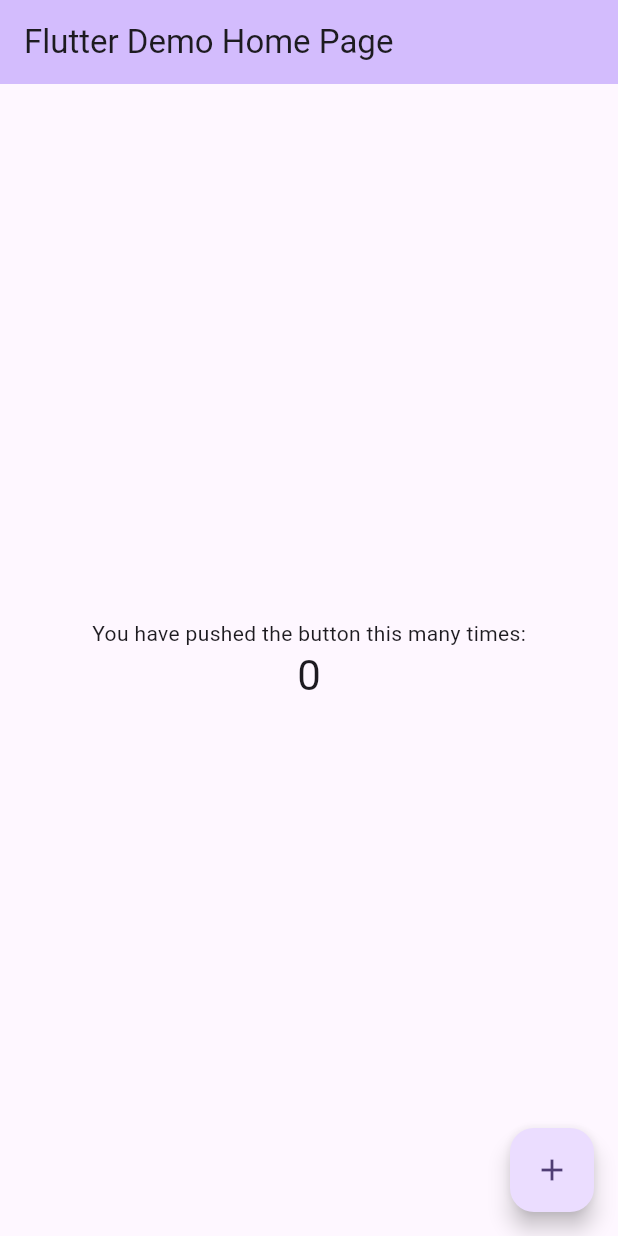
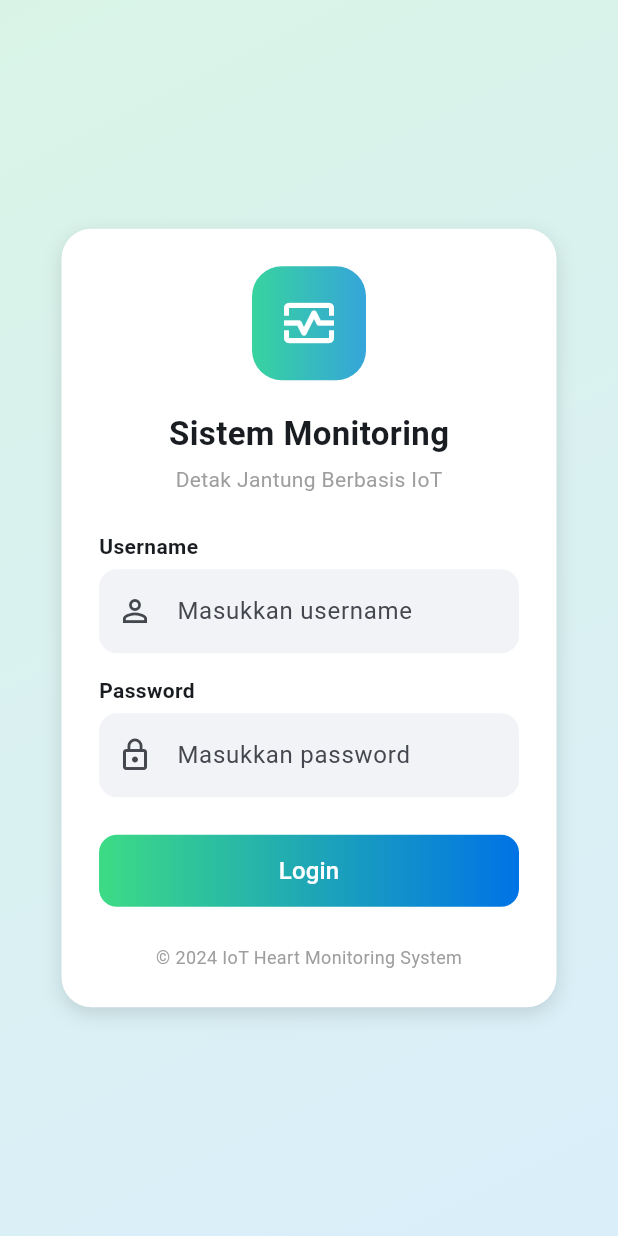
Before and after one commit to icarusnp1/iot-tubes, a Flutter app: the screen it shows after launch, on a phone screen of 412 x 824 dp. Run offline on Flutter 3.47's test engine with Material 3 defaults, Android fonts, the phone set to English and light mode, and no system bars.

Commit message:
mobile-halamanlogin

```diff
--- a/mobile/lib/main.dart
+++ b/mobile/lib/main.dart
@@ -1,4 +1,5 @@
 import 'package:flutter/material.dart';
+import 'pages/login_page.dart';
 
 void main() {
   runApp(const MyApp());
@@ -7,116 +8,19 @@ void main() {
 class MyApp extends StatelessWidget {
   const MyApp({super.key});
 
-  // This widget is the root of your application.
   @override
   Widget build(BuildContext context) {
     return MaterialApp(
-      title: 'Flutter Demo',
+      debugShowCheckedModeBanner: false,
+      title: 'IoT Heart Monitoring',
       theme: ThemeData(
-        // This is the theme of your application.
-        //
-        // TRY THIS: Try running your application with "flutter run". You'll see
-        // the application has a purple toolbar. Then, without quitting the app,
-        // try changing the seedColor in the colorScheme below to Colors.green
-        // and then invoke "hot reload" (save your changes or press the "hot
-        // reload" button in a Flutter-supported IDE, or press "r" if you used
-        // the command line to start the app).
-        //
-        // Notice that the counter didn't reset back to zero; the application
-        // state is not lost during the reload. To reset the state, use hot
-        // restart instead.
-        //
-        // This works for code too, not just values: Most code changes can be
-        // tested with just a hot reload.
-        colorScheme: ColorScheme.fromSeed(seedColor: Colors.deepPurple),
+        useMaterial3: true,
+        fontFamily: 'Roboto',
+        colorScheme: ColorScheme.fromSeed(
+          seedColor: const Color(0xFF0073E6),
+        ),
       ),
-      home: const MyHomePage(title: 'Flutter Demo Home Page'),
+      home: const LoginPage(),
     );
   }
 }
-
-class MyHomePage extends StatefulWidget {
-  const MyHomePage({super.key, required this.title});
-
-  // This widget is the home page of your application. It is stateful, meaning
-  // that it has a State object (defined below) that contains fields that affect
-  // how it looks.
-
-  // This class is the configuration for the state. It holds the values (in this
-  // case the title) provided by the parent (in this case the App widget) and
-  // used by the build method of the State. Fields in a Widget subclass are
-  // always marked "final".
-
-  final String title;
-
-  @override
-  State<MyHomePage> createState() => _MyHomePageState();
-}
-
-class _MyHomePageState extends State<MyHomePage> {
-  int _counter = 0;
-
-  void _incrementCounter() {
-    setState(() {
-      // This call to setState tells the Flutter framework that something has
-      // changed in this State, which causes it to rerun the build method below
-      // so that the display can reflect the updated values. If we changed
-      // _counter without calling setState(), then the build method would not be
-      // called again, and so nothing would appear to happen.
-      _counter++;
-    });
-  }
-
-  @override
-  Widget build(BuildContext context) {
-    // This method is rerun every time setState is called, for instance as done
-    // by the _incrementCounter method above.
-    //
-    // The Flutter framework has been optimized to make rerunning build methods
-    // fast, so that you can just rebuild anything that needs updating rather
-    // than having to individually change instances of widgets.
-    return Scaffold(
-      appBar: AppBar(
-        // TRY THIS: Try changing the color here to a specific color (to
-        // Colors.amber, perhaps?) and trigger a hot reload to see the AppBar
-        // change color while the other colors stay the same.
-        backgroundColor: Theme.of(context).colorScheme.inversePrimary,
-        // Here we take the value from the MyHomePage object that was created by
-        // the App.build method, and use it to set our appbar title.
-        title: Text(widget.title),
-      ),
-      body: Center(
-        // Center is a layout widget. It takes a single child and positions it
-        // in the middle of the parent.
-        child: Column(
-          // Column is also a layout widget. It takes a list of children and
-          // arranges them vertically. By default, it sizes itself to fit its
-          // children horizontally, and tries to be as tall as its parent.
-          //
-          // Column has various properties to control how it sizes itself and
-          // how it positions its children. Here we use mainAxisAlignment to
-          // center the children vertically; the main axis here is the vertical
-          // axis because Columns are vertical (the cross axis would be
-          // horizontal).
-          //
-          // TRY THIS: Invoke "debug painting" (choose the "Toggle Debug Paint"
-          // action in the IDE, or press "p" in the console), to see the
-          // wireframe for each widget.
-          mainAxisAlignment: MainAxisAlignment.center,
-          children: <Widget>[
-            const Text('You have pushed the button this many times:'),
-            Text(
-              '$_counter',
-              style: Theme.of(context).textTheme.headlineMedium,
-            ),
-          ],
-        ),
-      ),
-      floatingActionButton: FloatingActionButton(
-        onPressed: _incrementCounter,
-        tooltip: 'Increment',
-        child: const Icon(Icons.add),
-      ), // This trailing comma makes auto-formatting nicer for build methods.
-    );
-  }
-}
--- /dev/null
+++ b/mobile/lib/pages/home_page.dart
@@ -0,0 +1,20 @@
+import 'package:flutter/material.dart';
+
+class HomePage extends StatelessWidget {
+  const HomePage({super.key});
+
+  @override
+  Widget build(BuildContext context) {
+    return Scaffold(
+      appBar: AppBar(
+        title: const Text("Dashboard Sistem Monitoring"),
+      ),
+      body: const Center(
+        child: Text(
+          "Selamat datang di dashboard!",
+          style: TextStyle(fontSize: 20),
+        ),
+      ),
+    );
+  }
+}
--- /dev/null
+++ b/mobile/lib/pages/login_page.dart
@@ -0,0 +1,190 @@
+import 'package:flutter/material.dart';
+import 'home_page.dart';
+
+class LoginPage extends StatefulWidget {
+  const LoginPage({super.key});
+
+  @override
+  State<LoginPage> createState() => _LoginPageState();
+}
+
+class _LoginPageState extends State<LoginPage> {
+  final TextEditingController userC = TextEditingController();
+  final TextEditingController passC = TextEditingController();
+
+  void login() {
+    String user = userC.text;
+    String pass = passC.text;
+
+    if (user == "admin" && pass == "12345") {
+      // berpindah halaman
+      Navigator.pushReplacement(
+        context,
+        MaterialPageRoute(builder: (_) => const HomePage()),
+      );
+    } else {
+      // tampilkan pesan
+      ScaffoldMessenger.of(context).showSnackBar(
+        const SnackBar(
+          content: Text("Username atau password salah!"),
+          backgroundColor: Colors.red,
+        ),
+      );
+    }
+  }
+
+  @override
+  Widget build(BuildContext context) {
+    return Scaffold(
+      body: Container(
+        width: double.infinity,
+        decoration: const BoxDecoration(
+          gradient: LinearGradient(
+            begin: Alignment.topLeft,
+            end: Alignment.bottomRight,
+            colors: [
+              Color(0xFFD9F4E7),
+              Color(0xFFDAEEFA),
+            ],
+          ),
+        ),
+        child: Center(
+          child: SingleChildScrollView(
+            child: Container(
+              width: 330,
+              padding: const EdgeInsets.all(25),
+              decoration: BoxDecoration(
+                color: Colors.white,
+                borderRadius: BorderRadius.circular(20),
+                boxShadow: const [
+                  BoxShadow(
+                    color: Colors.black12,
+                    blurRadius: 10,
+                    offset: Offset(0, 4),
+                  )
+                ],
+              ),
+              child: Column(
+                children: [
+                  Container(
+                    padding: const EdgeInsets.all(18),
+                    decoration: BoxDecoration(
+                      gradient: const LinearGradient(
+                        colors: [
+                          Color(0xFF38D39F),
+                          Color(0xFF35A5DA),
+                        ],
+                      ),
+                      borderRadius: BorderRadius.circular(20),
+                    ),
+                    child: const Icon(
+                      Icons.monitor_heart_outlined,
+                      color: Colors.white,
+                      size: 40,
+                    ),
+                  ),
+
+                  const SizedBox(height: 20),
+
+                  const Text(
+                    "Sistem Monitoring",
+                    style: TextStyle(
+                      fontSize: 22,
+                      fontWeight: FontWeight.bold,
+                    ),
+                  ),
+
+                  const SizedBox(height: 5),
+
+                  const Text(
+                    "Detak Jantung Berbasis IoT",
+                    style: TextStyle(fontSize: 14, color: Colors.grey),
+                  ),
+
+                  const SizedBox(height: 25),
+
+                  const Align(
+                    alignment: Alignment.centerLeft,
+                    child: Text(
+                      "Username",
+                      style: TextStyle(fontWeight: FontWeight.w600),
+                    ),
+                  ),
+                  const SizedBox(height: 5),
+                  TextField(
+                    controller: userC,
+                    decoration: InputDecoration(
+                      prefixIcon: const Icon(Icons.person_outline),
+                      hintText: "Masukkan username",
+                      filled: true,
+                      fillColor: const Color(0xFFF2F3F7),
+                      border: OutlineInputBorder(
+                        borderRadius: BorderRadius.circular(12),
+                        borderSide: BorderSide.none,
+                      ),
+                    ),
+                  ),
+
+                  const SizedBox(height: 15),
+
+                  const Align(
+                    alignment: Alignment.centerLeft,
+                    child: Text(
+                      "Password",
+                      style: TextStyle(fontWeight: FontWeight.w600),
+                    ),
+                  ),
+                  const SizedBox(height: 5),
+                  TextField(
+                    controller: passC,
+                    obscureText: true,
+                    decoration: InputDecoration(
+                      prefixIcon: const Icon(Icons.lock_outline),
+                      hintText: "Masukkan password",
+                      filled: true,
+                      fillColor: const Color(0xFFF2F3F7),
+                      border: OutlineInputBorder(
+                        borderRadius: BorderRadius.circular(12),
+                        borderSide: BorderSide.none,
+                      ),
+                    ),
+                  ),
+
+                  const SizedBox(height: 25),
+
+                  Container(
+                    width: double.infinity,
+                    height: 48,
+                    decoration: BoxDecoration(
+                      borderRadius: BorderRadius.circular(12),
+                      gradient: const LinearGradient(
+                        colors: [
+                          Color(0xFF3DDB85),
+                          Color(0xFF0073E6),
+                        ],
+                      ),
+                    ),
+                    child: TextButton(
+                      onPressed: login,
+                      child: const Text(
+                        "Login",
+                        style: TextStyle(color: Colors.white, fontSize: 16),
+                      ),
+                    ),
+                  ),
+
+                  const SizedBox(height: 25),
+
+                  const Text(
+                    "© 2024 IoT Heart Monitoring System",
+                    style: TextStyle(fontSize: 12, color: Colors.grey),
+                  )
+                ],
+              ),
+            ),
+          ),
+        ),
+      ),
+    );
+  }
+}
```
